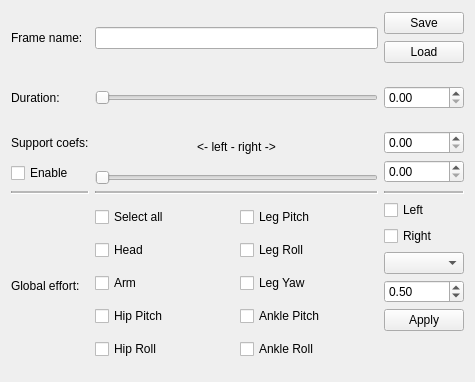
Old version of the form src/nimbro/tools/trajectory_editor_2/include/trajectory_editor_2/frameview.ui in the repository AIS-Bonn/humanoid_op_ros.
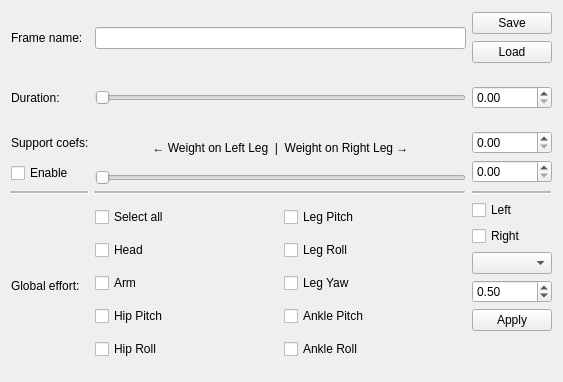
New version of the form.

What changed in the file:
```diff
--- a/src/nimbro/tools/trajectory_editor_2/include/trajectory_editor_2/frameview.ui
+++ b/src/nimbro/tools/trajectory_editor_2/include/trajectory_editor_2/frameview.ui
@@ -6,7 +6,7 @@
    <rect>
     <x>0</x>
     <y>0</y>
-    <width>475</width>
+    <width>563</width>
     <height>382</height>
    </rect>
   </property>
@@ -279,7 +279,7 @@
        <item row="0" column="0">
         <widget class="QLabel" name="label_5">
          <property name="text">
-          <string>&lt;- left       -       right -&gt;</string>
+          <string>← Weight on Left Leg  |  Weight on Right Leg →</string>
          </property>
          <property name="alignment">
           <set>Qt::AlignCenter</set>
```
